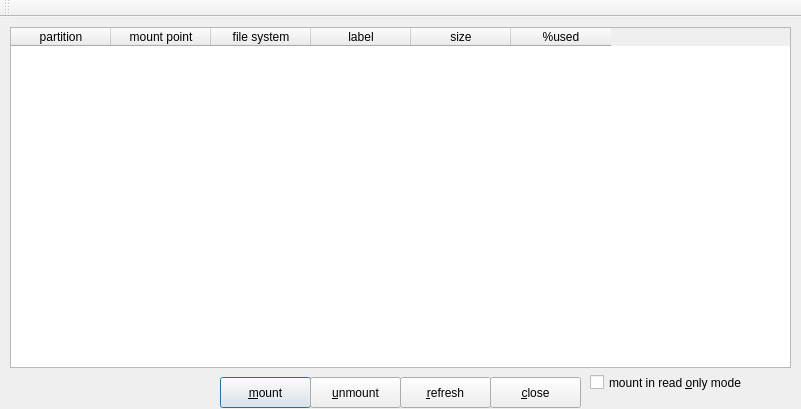
Before: the Qt Designer form zuluMount-gui/mainwindow.ui in mhogomchungu/zuluCrypt, drawn with Qt 5.
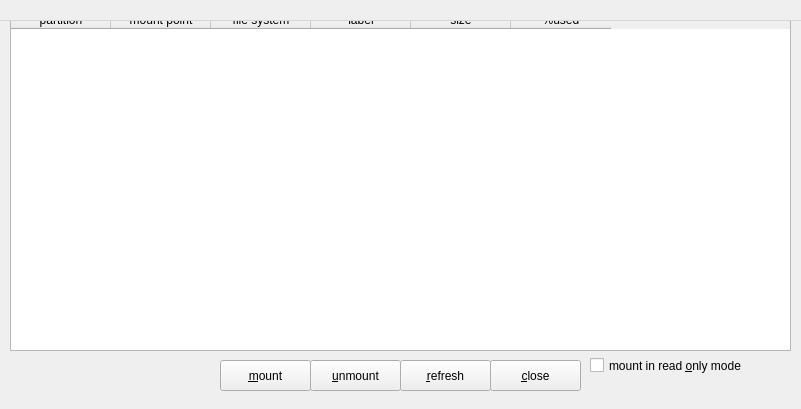
After: the same form once the commit is applied.

Commit message: finally, a missing puzzle is discovered,there are differences btw QDialog/QWidget and QMainWindow and QWidget

What changed in the file:
```diff
--- a/zuluMount-gui/mainwindow.ui
+++ b/zuluMount-gui/mainwindow.ui
@@ -1,7 +1,7 @@
 <?xml version="1.0" encoding="UTF-8"?>
 <ui version="4.0">
  <class>MainWindow</class>
- <widget class="QMainWindow" name="MainWindow">
+ <widget class="QWidget" name="MainWindow">
   <property name="windowModality">
    <enum>Qt::WindowModal</enum>
   </property>
@@ -16,7 +16,15 @@
   <property name="windowTitle">
    <string>zuluMount</string>
   </property>
-  <widget class="QWidget" name="centralWidget">
+  <widget class="QWidget" name="centralWidget" native="true">
+   <property name="geometry">
+    <rect>
+     <x>0</x>
+     <y>0</y>
+     <width>801</width>
+     <height>401</height>
+    </rect>
+   </property>
    <widget class="QTableWidget" name="tableWidget">
     <property name="geometry">
      <rect>
@@ -100,10 +108,10 @@
      <string>&amp;mount</string>
     </property>
     <property name="autoDefault">
-     <bool>true</bool>
+     <bool>false</bool>
     </property>
     <property name="default">
-     <bool>true</bool>
+     <bool>false</bool>
     </property>
    </widget>
    <widget class="QPushButton" name="pbunmount">
@@ -170,12 +178,14 @@
    </property>
   </widget>
   <widget class="QToolBar" name="mainToolBar">
-   <attribute name="toolBarArea">
-    <enum>TopToolBarArea</enum>
-   </attribute>
-   <attribute name="toolBarBreak">
-    <bool>false</bool>
-   </attribute>
+   <property name="geometry">
+    <rect>
+     <x>0</x>
+     <y>0</y>
+     <width>0</width>
+     <height>6</height>
+    </rect>
+   </property>
   </widget>
  </widget>
  <layoutdefault spacing="6" margin="11"/>
```
The commit also changes 45 other files.
